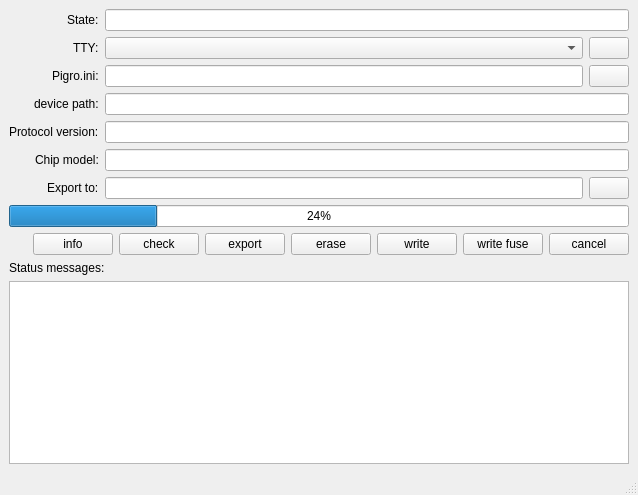
Qt form pigro-gui/PigroWindow.ui (zolotov-av/pigro) before a commit.
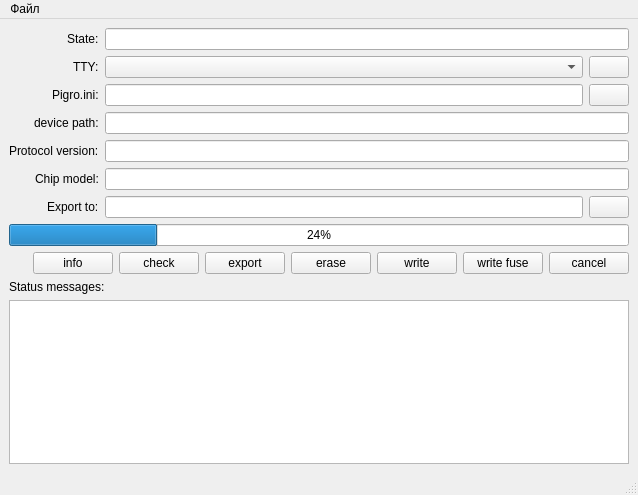
The same form after that commit. Icons and pictures are not drawn.

Commit message: Файл / Открыть проект...

```diff
--- a/pigro-gui/PigroWindow.ui
+++ b/pigro-gui/PigroWindow.ui
@@ -310,6 +310,15 @@
      <height>21</height>
     </rect>
    </property>
+   <widget class="QMenu" name="menu">
+    <property name="title">
+     <string>Файл</string>
+    </property>
+    <addaction name="actionOpenProject"/>
+    <addaction name="separator"/>
+    <addaction name="actionExit"/>
+   </widget>
+   <addaction name="menu"/>
   </widget>
   <widget class="QStatusBar" name="statusbar"/>
  </widget>
```
Left out of the diff: 29 changed lines with no effect on the pictures. The commit also changes 2 other files.
